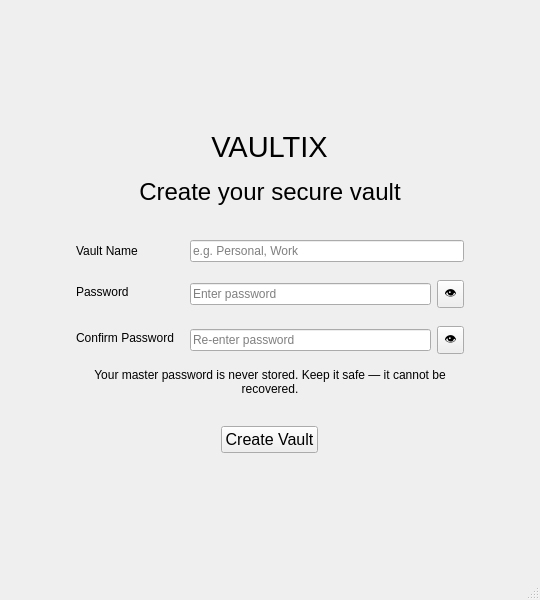
First picture: the form in ui/create_vault.ui, repository Haakim19/vaultix, before the edit.
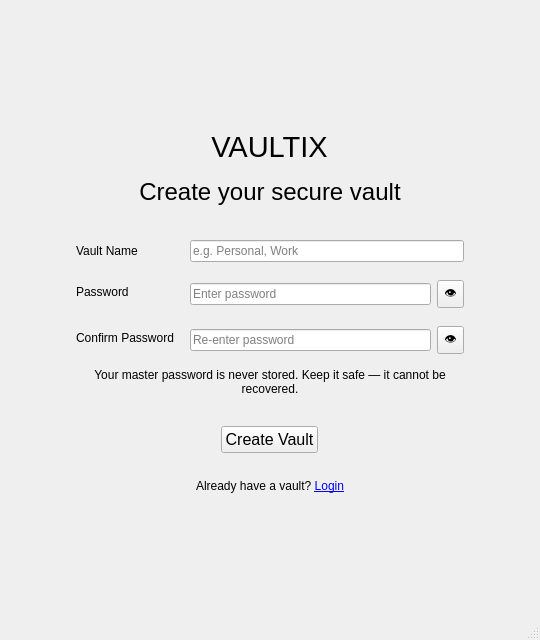
Second picture: the form after the edit.

Commit message: window change link button added to login, create_vault ui files

The edit to the form file:
```diff
--- a/ui/create_vault.ui
+++ b/ui/create_vault.ui
@@ -7,7 +7,7 @@
     <x>0</x>
     <y>0</y>
     <width>540</width>
-    <height>600</height>
+    <height>640</height>
    </rect>
   </property>
   <property name="windowTitle">
@@ -289,6 +289,35 @@
          </property>
         </widget>
        </item>
+       <item>
+        <spacer name="linkSpacer">
+         <property name="orientation">
+          <enum>Qt::Orientation::Vertical</enum>
+         </property>
+         <property name="sizeHint" stdset="0">
+          <size>
+           <width>20</width>
+           <height>12</height>
+          </size>
+         </property>
+        </spacer>
+       </item>
+       <item alignment="Qt::AlignmentFlag::AlignHCenter">
+        <widget class="QLabel" name="switchToLoginLabel">
+         <property name="text">
+          <string>Already have a vault? &lt;a href=&quot;login&quot;&gt;Login&lt;/a&gt;</string>
+         </property>
+         <property name="textFormat">
+          <enum>Qt::TextFormat::RichText</enum>
+         </property>
+         <property name="textInteractionFlags">
+          <set>Qt::TextInteractionFlag::LinksAccessibleByMouse</set>
+         </property>
+         <property name="alignment">
+          <set>Qt::AlignmentFlag::AlignCenter</set>
+         </property>
+        </widget>
+       </item>
       </layout>
      </widget>
     </item>
```
The commit also changes 1 other file.
